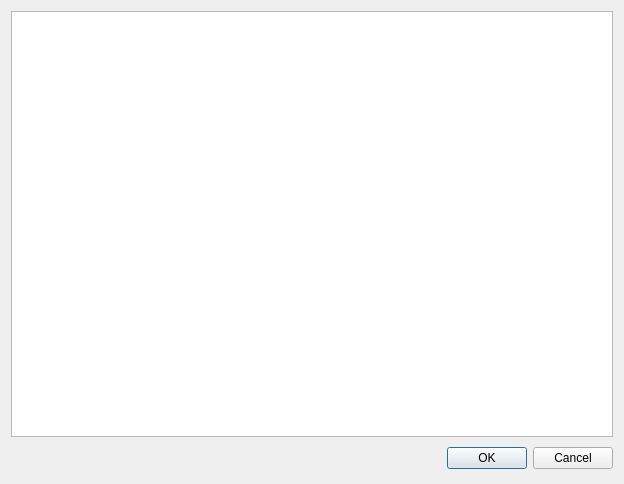
Qt form src/ui/checklist/checklist.ui (wolkstein/apm_planner) before a commit.
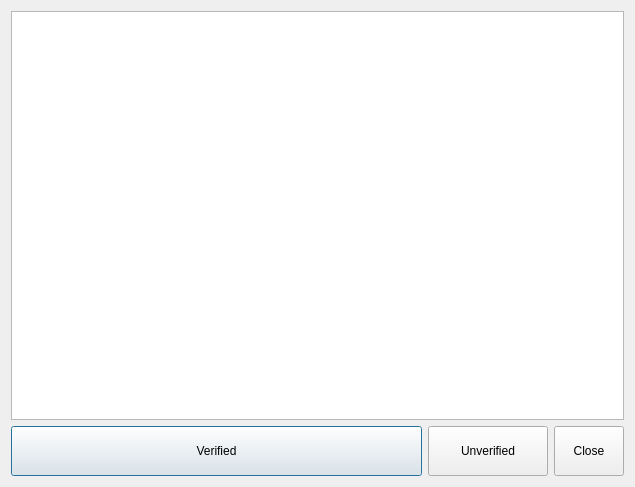
The same form after that commit.

What changed in the file:
```diff
--- a/src/ui/checklist/checklist.ui
+++ b/src/ui/checklist/checklist.ui
@@ -9,8 +9,8 @@
    <rect>
     <x>0</x>
     <y>0</y>
-    <width>624</width>
-    <height>484</height>
+    <width>635</width>
+    <height>487</height>
    </rect>
   </property>
   <property name="windowTitle">
@@ -19,28 +19,6 @@
   <layout class="QGridLayout" name="gridLayout_2">
    <item row="0" column="0">
     <layout class="QGridLayout" name="gridLayout">
-     <item row="1" column="0">
-      <widget class="QDialogButtonBox" name="buttonBox">
-       <property name="sizePolicy">
-        <sizepolicy hsizetype="MinimumExpanding" vsizetype="MinimumExpanding">
-         <horstretch>0</horstretch>
-         <verstretch>0</verstretch>
-        </sizepolicy>
-       </property>
-       <property name="maximumSize">
-        <size>
-         <width>16777215</width>
-         <height>30</height>
-        </size>
-       </property>
-       <property name="orientation">
-        <enum>Qt::Horizontal</enum>
-       </property>
-       <property name="standardButtons">
-        <set>QDialogButtonBox::Cancel|QDialogButtonBox::Ok</set>
-       </property>
-      </widget>
-     </item>
      <item row="0" column="0">
       <widget class="QListWidget" name="CheckListWidget">
        <property name="baseSize">
@@ -73,6 +51,55 @@
      </item>
     </layout>
    </item>
+   <item row="1" column="0">
+    <layout class="QHBoxLayout" name="horizontalLayout">
+     <item>
+      <widget class="QPushButton" name="NextItemPushButton">
+       <property name="minimumSize">
+        <size>
+         <width>0</width>
+         <height>50</height>
+        </size>
+       </property>
+       <property name="maximumSize">
+        <size>
+         <width>16777215</width>
+         <height>50</height>
+        </size>
+       </property>
+       <property name="text">
+        <string>Verified</string>
+       </property>
+      </widget>
+     </item>
+     <item>
+      <widget class="QPushButton" name="SkipItemPushButton">
+       <property name="maximumSize">
+        <size>
+         <width>120</width>
+         <height>50</height>
+        </size>
+       </property>
+       <property name="text">
+        <string>Unverified</string>
+       </property>
+      </widget>
+     </item>
+     <item>
+      <widget class="QPushButton" name="ClosePushButton">
+       <property name="maximumSize">
+        <size>
+         <width>70</width>
+         <height>50</height>
+        </size>
+       </property>
+       <property name="text">
+        <string>Close</string>
+       </property>
+      </widget>
+     </item>
+    </layout>
+   </item>
   </layout>
  </widget>
  <resources/>
```
Left out of the diff: 43 changed lines with no effect on the pictures.
